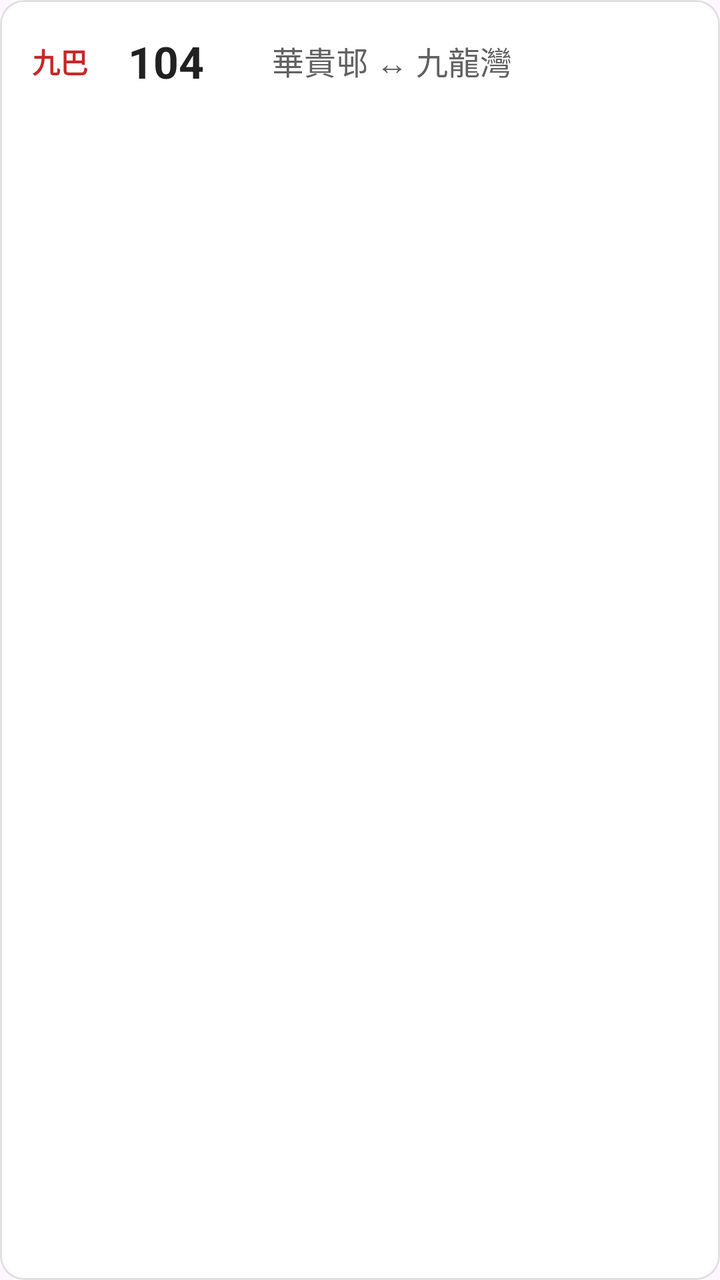
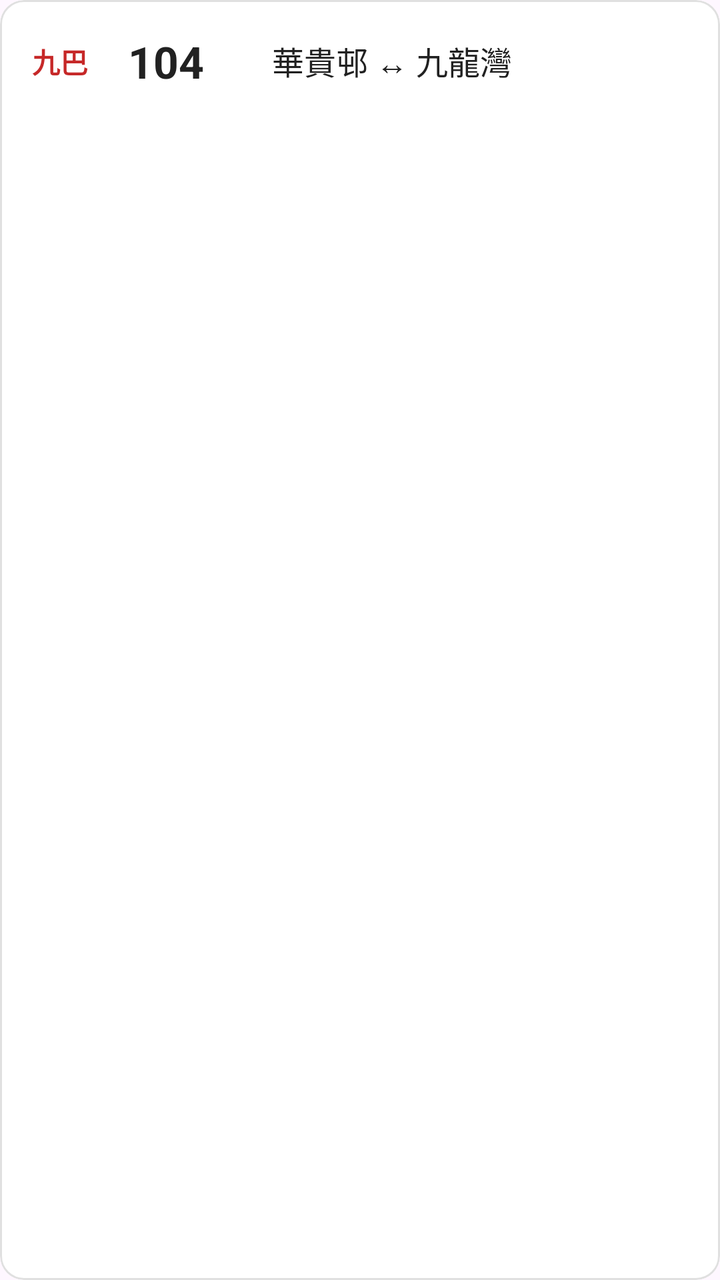

Screens rendered from an Android XML layout before and after an edit, with the pre-edit source and the edit as a unified diff.
<!-- AndroidManifest.xml: application theme Theme.BusScheduleETA -->
<!-- res/layout/item_route.xml -->
<?xml version="1.0" encoding="utf-8"?>
<com.google.android.material.card.MaterialCardView
    xmlns:android="http://schemas.android.com/apk/res/android"
    xmlns:app="http://schemas.android.com/apk/res-auto"
    android:layout_width="match_parent"
    android:layout_height="wrap_content"
    android:layout_marginBottom="8dp"
    android:clickable="true"
    android:focusable="true"
    android:minHeight="72dp"
    app:cardBackgroundColor="@color/card_bg"
    app:cardCornerRadius="12dp"
    app:strokeColor="@color/divider"
    app:strokeWidth="1dp">

    <LinearLayout
        android:layout_width="match_parent"
        android:layout_height="wrap_content"
        android:gravity="center_vertical"
        android:orientation="horizontal"
        android:padding="16dp">

        <TextView
            android:id="@+id/tvCompany"
            android:layout_width="48dp"
            android:layout_height="wrap_content"
            android:text="九巴"
            android:textColor="@color/kmb_accent"
            android:textSize="14sp"
            android:textStyle="bold" />

        <TextView
            android:id="@+id/tvRoute"
            android:layout_width="72dp"
            android:layout_height="wrap_content"
            android:text="104"
            android:textColor="@color/text_primary"
            android:textSize="22sp"
            android:textStyle="bold" />

        <TextView
            android:id="@+id/tvEndpoints"
            android:layout_width="0dp"
            android:layout_height="wrap_content"
            android:layout_weight="1"
            android:text="華貴邨 ↔ 九龍灣"
            android:textColor="@color/text_secondary"
            android:textSize="16sp" />
    </LinearLayout>
</com.google.android.material.card.MaterialCardView>
<!-- resources referenced by this layout -->
<resources>
  <color name="card_bg">#FFFFFF</color>
  <color name="divider">#E0E0E0</color>
  <color name="kmb_accent">#C62828</color>
  <color name="text_primary">#212121</color>
  <color name="text_secondary">#616161</color>
  <style name="Theme.BusScheduleETA" parent="Base.Theme.BusScheduleETA" />
  <style name="Base.Theme.BusScheduleETA" parent="Theme.Material3.DayNight.NoActionBar">
          
          
      </style>
</resources>

<!-- the commit's change to res/layout/item_route.xml (unified diff, before → after) -->
@@ -18,6 +18,7 @@
         android:layout_height="wrap_content"
         android:gravity="center_vertical"
         android:orientation="horizontal"
+        android:background="@color/card_bg"
         android:padding="16dp">
 
         <TextView
@@ -34,9 +35,9 @@
             android:layout_width="72dp"
             android:layout_height="wrap_content"
             android:text="104"
-            android:textColor="@color/text_primary"
+            android:textColor="@color/fav_card_text"
             android:textSize="22sp"
-            android:textStyle="bold" />
+            android:textStyle="bold"/>
 
         <TextView
             android:id="@+id/tvEndpoints"
@@ -44,7 +45,7 @@
             android:layout_height="wrap_content"
             android:layout_weight="1"
             android:text="華貴邨 ↔ 九龍灣"
-            android:textColor="@color/text_secondary"
+            android:textColor="@color/fav_card_text"
             android:textSize="16sp" />
     </LinearLayout>
 </com.google.android.material.card.MaterialCardView>
<!-- resource entries referenced after the edit -->
@@ -2,9 +2,8 @@
 <resources>
   <color name="card_bg">#FFFFFF</color>
   <color name="divider">#E0E0E0</color>
+  <color name="fav_card_text">#FF212121</color>
   <color name="kmb_accent">#C62828</color>
-  <color name="text_primary">#212121</color>
-  <color name="text_secondary">#616161</color>
   <style name="Theme.BusScheduleETA" parent="Base.Theme.BusScheduleETA" />
   <style name="Base.Theme.BusScheduleETA" parent="Theme.Material3.DayNight.NoActionBar">
           
